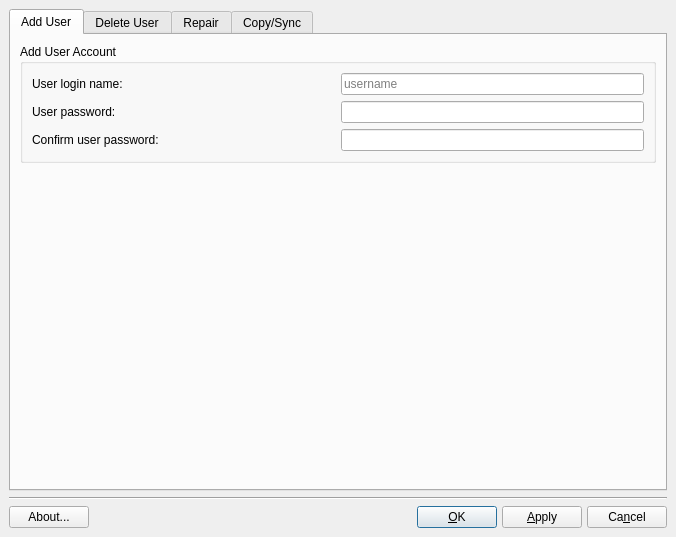
Above: meconfig.ui from timkb4cq/mx-user before the change. Below: the same form after it.
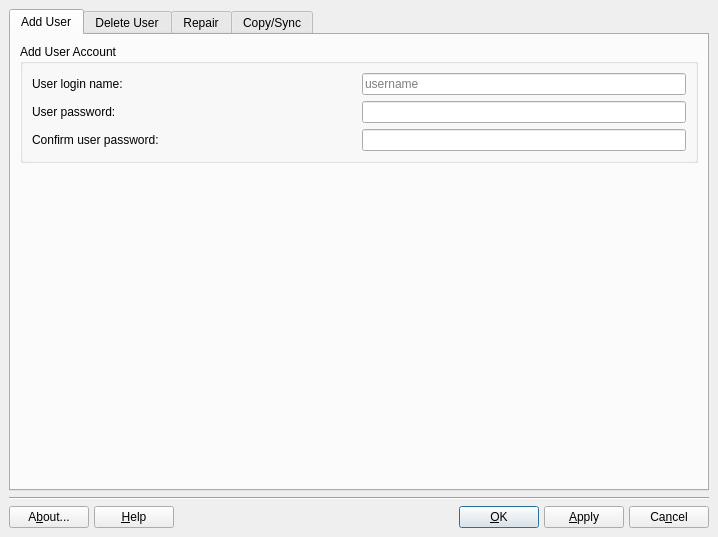
That is the form after the change. Icons and pictures are not drawn.

Commit message: added Help button

The edit to the form file:
```diff
--- a/meconfig.ui
+++ b/meconfig.ui
@@ -6,7 +6,7 @@
    <rect>
     <x>0</x>
     <y>0</y>
-    <width>676</width>
+    <width>718</width>
     <height>537</height>
    </rect>
   </property>
@@ -825,14 +825,14 @@
     </widget>
    </item>
    <item>
-    <layout class="QGridLayout">
+    <layout class="QGridLayout" columnstretch="0,0,0,0,0,0,0,0,0,0,0">
      <property name="margin">
       <number>0</number>
      </property>
      <property name="spacing">
       <number>5</number>
      </property>
-     <item row="0" column="5">
+     <item row="0" column="7">
       <widget class="QPushButton" name="buttonOk">
        <property name="toolTip">
         <string>Apply any changes then quit</string>
@@ -855,56 +855,7 @@
        </property>
       </widget>
      </item>
-     <item row="0" column="1">
-      <spacer name="horizontalSpacer">
-       <property name="orientation">
-        <enum>Qt::Horizontal</enum>
-       </property>
-       <property name="sizeHint" stdset="0">
-        <size>
-         <width>116</width>
-         <height>20</height>
-        </size>
-       </property>
-      </spacer>
-     </item>
-     <item row="0" column="4">
-      <spacer>
-       <property name="orientation">
-        <enum>Qt::Horizontal</enum>
-       </property>
-       <property name="sizeType">
-        <enum>QSizePolicy::Expanding</enum>
-       </property>
-       <property name="sizeHint" stdset="0">
-        <size>
-         <width>75</width>
-         <height>20</height>
-        </size>
-       </property>
-      </spacer>
-     </item>
-     <item row="0" column="0">
-      <widget class="QPushButton" name="buttonAbout">
-       <property name="toolTip">
-        <string>About this application</string>
-       </property>
-       <property name="text">
-        <string>About...</string>
-       </property>
-       <property name="icon">
-        <iconset>
-         <normaloff>../../../../../usr/share/icons/Tango/16x16/apps/help-browser.png</normaloff>../../../../../usr/share/icons/Tango/16x16/apps/help-browser.png</iconset>
-       </property>
-       <property name="shortcut">
-        <string/>
-       </property>
-       <property name="autoDefault">
-        <bool>true</bool>
-       </property>
-      </widget>
-     </item>
-     <item row="0" column="6">
+     <item row="0" column="8">
       <widget class="QPushButton" name="buttonApply">
        <property name="toolTip">
         <string>Apply any changes</string>
@@ -921,7 +872,7 @@
        </property>
       </widget>
      </item>
-     <item row="0" column="7">
+     <item row="0" column="10">
       <widget class="QPushButton" name="buttonCancel">
        <property name="toolTip">
         <string>Cancel any changes then quit</string>
@@ -941,7 +892,7 @@
        </property>
       </widget>
      </item>
-     <item row="0" column="2">
+     <item row="0" column="5">
       <widget class="QLabel" name="label">
        <property name="maximumSize">
         <size>
@@ -963,6 +914,75 @@
        </property>
       </widget>
      </item>
+     <item row="0" column="1">
+      <widget class="QPushButton" name="buttonHelp">
+       <property name="sizePolicy">
+        <sizepolicy hsizetype="Minimum" vsizetype="Preferred">
+         <horstretch>0</horstretch>
+         <verstretch>0</verstretch>
+        </sizepolicy>
+       </property>
+       <property name="toolTip">
+        <string>Display help </string>
+       </property>
+       <property name="text">
+        <string>&amp;Help</string>
+       </property>
+       <property name="icon">
+        <iconset>
+         <normaloff>../../../../../usr/share/icons/Tango/16x16/apps/gnome-help.png</normaloff>../../../../../usr/share/icons/Tango/16x16/apps/gnome-help.png</iconset>
+       </property>
+       <property name="shortcut">
+        <string>Alt+H</string>
+       </property>
+      </widget>
+     </item>
+     <item row="0" column="0">
+      <widget class="QPushButton" name="buttonAbout">
+       <property name="toolTip">
+        <string>About this application</string>
+       </property>
+       <property name="text">
+        <string>A&amp;bout...</string>
+       </property>
+       <property name="icon">
+        <iconset>
+         <normaloff>../../../../../usr/share/icons/Tango/16x16/apps/accessories-text-editor.png</normaloff>../../../../../usr/share/icons/Tango/16x16/apps/accessories-text-editor.png</iconset>
+       </property>
+       <property name="shortcut">
+        <string>Alt+B</string>
+       </property>
+       <property name="autoDefault">
+        <bool>true</bool>
+       </property>
+      </widget>
+     </item>
+     <item row="0" column="6">
+      <spacer name="horizontalSpacer2">
+       <property name="orientation">
+        <enum>Qt::Horizontal</enum>
+       </property>
+       <property name="sizeHint" stdset="0">
+        <size>
+         <width>40</width>
+         <height>20</height>
+        </size>
+       </property>
+      </spacer>
+     </item>
+     <item row="0" column="2">
+      <spacer name="horizontalSpacer1">
+       <property name="orientation">
+        <enum>Qt::Horizontal</enum>
+       </property>
+       <property name="sizeHint" stdset="0">
+        <size>
+         <width>40</width>
+         <height>20</height>
+        </size>
+       </property>
+      </spacer>
+     </item>
     </layout>
    </item>
   </layout>
```
Left out of the diff: 4 changed lines with no effect on the pictures. The commit also changes 4 other files.
